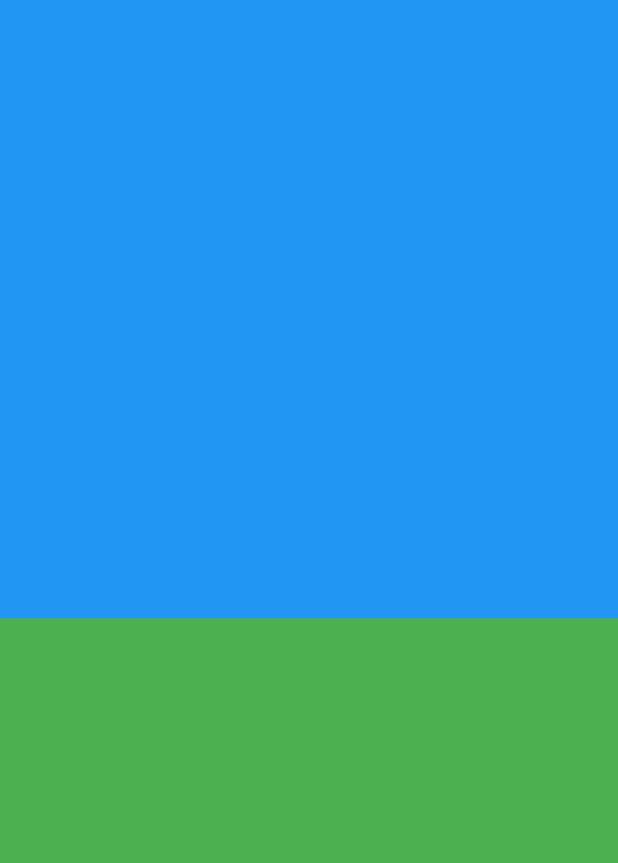
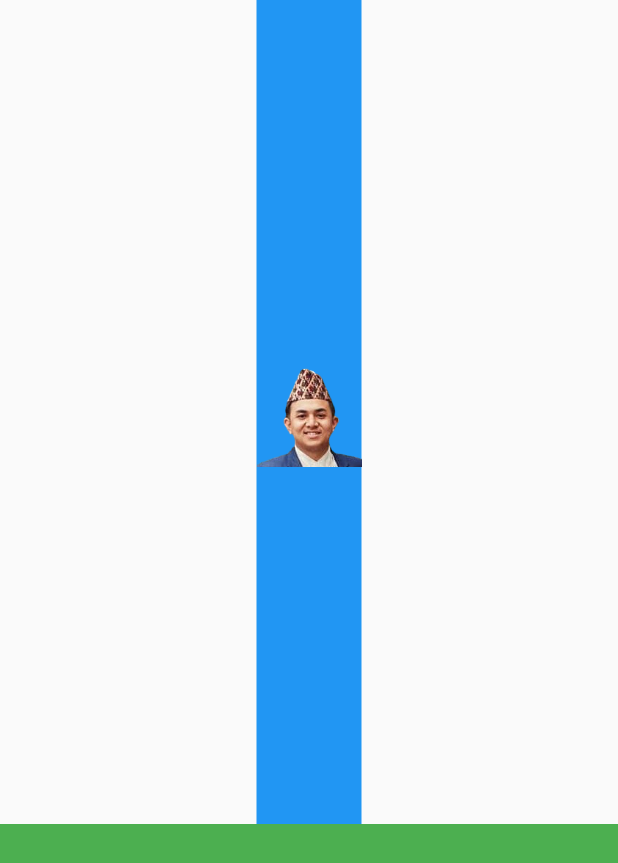
Before and after one commit to bhandarisaurav/flutter_flappybird, a Flutter app: the screen it shows after launch, on a phone screen of 412 x 824 dp. Shown: the top 863 px of the screen. Run offline on Flutter 3.47's test engine with Material 2 defaults, Android fonts, the phone set to English and light mode, and no system bars.

```diff
--- a/lib/homepage.dart
+++ b/lib/homepage.dart
@@ -1,4 +1,5 @@
 import "package:flutter/material.dart";
+import 'package:flutter_flappybird/bird.dart';
 
 class HomePage extends StatefulWidget {
   @override
@@ -12,8 +13,10 @@ class _HomePageState extends State<HomePage> {
       body: Column(
         children: [
           Expanded(
+            flex: 2,
             child: Container(
               color: Colors.blue,
+              child: MyBird(),
             ),
           ),
           Expanded(
```
